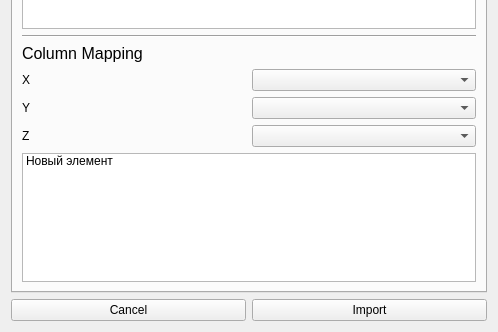
Qt form gui/dialogs/ImportDialog.ui (CaptBerry/temp_x_research) before a commit; both pictures show x 0 to 498 and y 231 to 563 of the 498 by 563 pixel window.
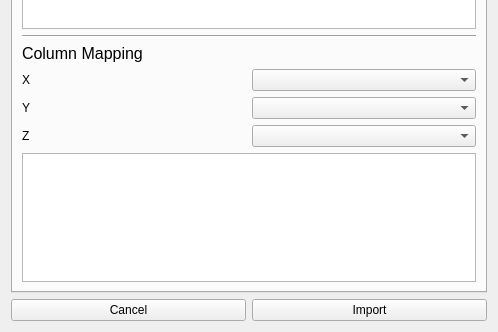
The same form after that commit.

What changed in the file:
```diff
--- a/gui/dialogs/ImportDialog.ui
+++ b/gui/dialogs/ImportDialog.ui
@@ -200,16 +200,7 @@
           </layout>
          </item>
          <item>
-          <widget class="QListWidget" name="listWidget_Parametrs">
-           <item>
-            <property name="text">
-             <string>Новый элемент</string>
-            </property>
-            <property name="checkState">
-             <enum>Unchecked</enum>
-            </property>
-           </item>
-          </widget>
+          <widget class="QListWidget" name="listWidgetParametrs"/>
          </item>
         </layout>
        </item>
```
Left out of the diff: 16 changed lines with no effect on the pictures.
